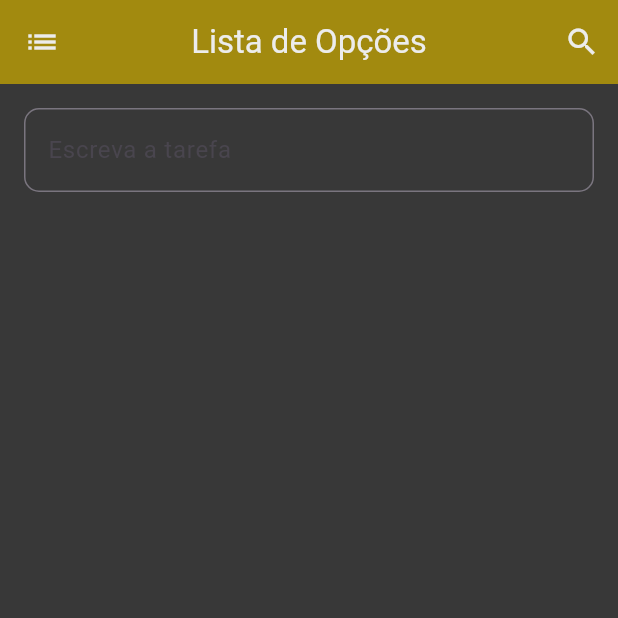
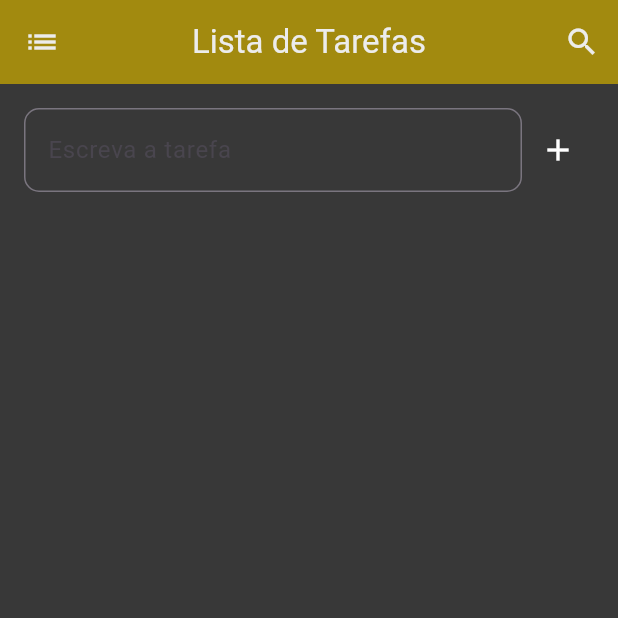
Before and after one commit to RkSantts/login, a Flutter app: the TelaPage screen opened directly, on a phone screen of 412 x 824 dp, the top half of it. Run offline on Flutter 3.47's test engine with Material 3 defaults, Android fonts, the phone set to English and light mode, and no system bars.

```diff
--- a/lib/tela_inicio.dart
+++ b/lib/tela_inicio.dart
@@ -14,8 +14,32 @@ class TelaInicio extends StatelessWidget {
   }
 }
 
-class TelaPage extends StatelessWidget {
+class TelaPage extends StatefulWidget {
   const TelaPage({super.key});
+
+ @override
+  State<TelaPage> createState() => _TelaPageState();
+}
+
+class _TelaPageState extends State<TelaPage> {
+  final TextEditingController _controller = TextEditingController();
+  final List<String> _tarefas = [];
+
+  void adicionarTarefa() {
+    String texto = _controller.text.trim();
+    if (texto.isNotEmpty) {
+      setState(() {
+        _tarefas.add(texto);
+        _controller.clear();
+      });
+    }
+  }
+
+ void removerTarefa(int index) {
+    setState(() {
+      _tarefas.removeAt(index);
+    });
+  }
 
   @override
   Widget build(BuildContext context) {
@@ -26,7 +50,7 @@ class TelaPage extends StatelessWidget {
         onPressed: (){},
       ),
          title: Text(
-          'Lista de Opções',
+          'Lista de Tarefas',
           style: TextStyle(color: const Color.fromARGB(255, 236, 236, 236)), // Cor do texto da AppBar
         ),
         centerTitle: true, // Centraliza o título
@@ -46,17 +70,49 @@ class TelaPage extends StatelessWidget {
         child: Column(
           mainAxisAlignment: MainAxisAlignment.start,
           children: [
-            TextFormField(
-              decoration: InputDecoration(labelText: 'Escreva a tarefa',
-                border: OutlineInputBorder(
-                borderRadius: BorderRadius.circular(10.0),
-              )
+               Row(
+                   children: [
+                Expanded(
+                  child: TextFormField(
+                     controller: _controller,
+                    decoration: InputDecoration(
+                      labelText: 'Escreva a tarefa',
+                      border: OutlineInputBorder(
+                        borderRadius: BorderRadius.circular(10.0),
+                      ),
+                    ),
+                  ),
+                ),
+                IconButton(
+                  icon: Icon(Icons.add, color: Colors.white),
+                  onPressed: adicionarTarefa ,
+                ),
+              ],
+            ),
+             SizedBox(height: 20),
+            Expanded(
+              child: ListView.builder(
+                itemCount: _tarefas.length,
+                itemBuilder: (context, index) {
+                  return Card(
+                    color: Colors.white10,
+                    child: ListTile(
+                      title: Text(
+                        _tarefas[index],
+                        style: TextStyle(color: Colors.white),
+                        ),
+                        trailing: IconButton(
+                        icon: Icon(Icons.delete, color: Colors.red),
+                        onPressed: () => removerTarefa(index),
+                        ),
+                    ),
+                  );
+                },
               ),
             ),
           ],
         ),
       ),
-        );
-
+    );
   }
 }
```
Also changed, not shown: lib/Login.dart (+25 -1 lines).
